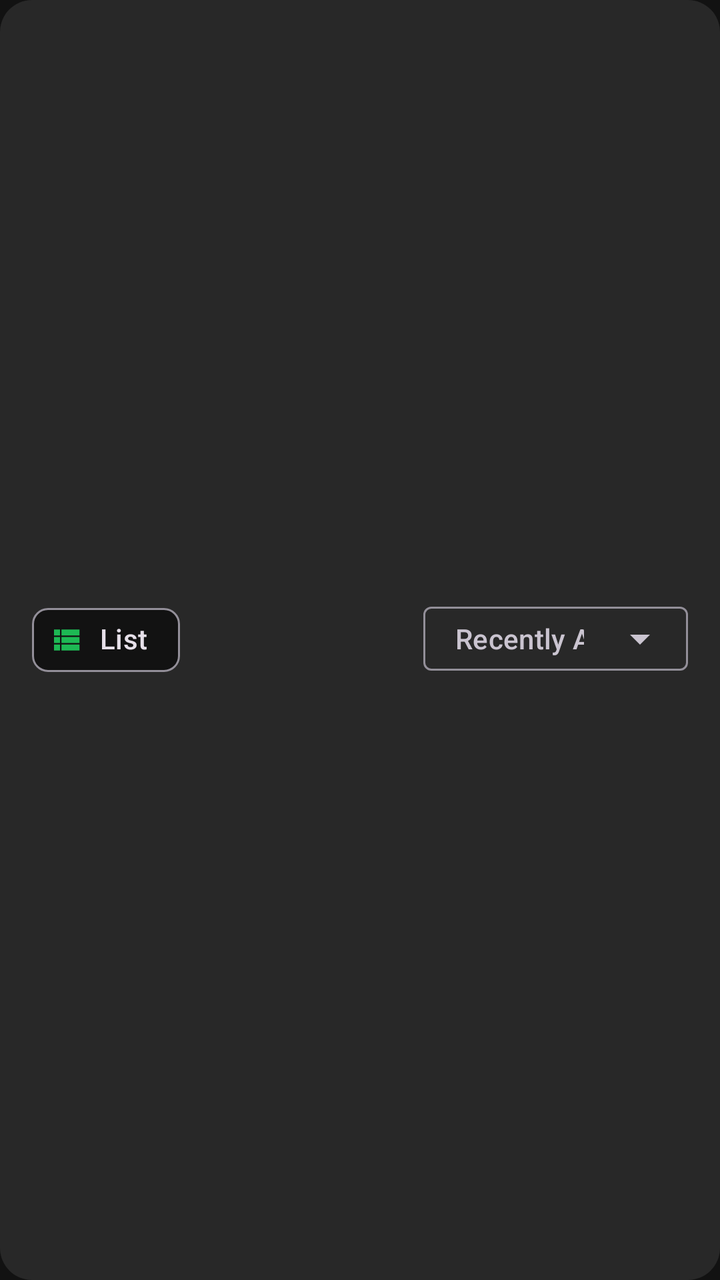
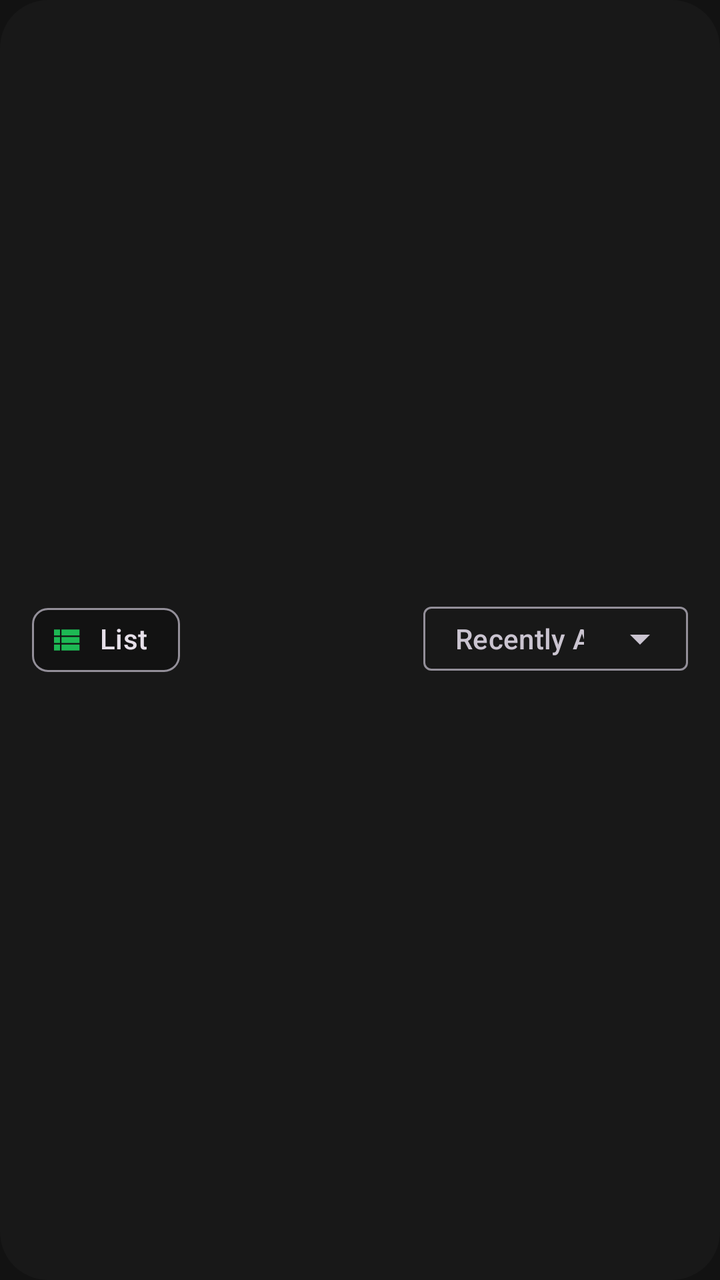

Compare the two renders of this Android layout. The source of the first and the diff that turns it into the second are given below.
<!-- AndroidManifest.xml: application theme UltrasonicTheme.Dark -->
<!-- res/layout/filter_button_bar.xml -->
<?xml version="1.0" encoding="utf-8"?>
<androidx.constraintlayout.widget.ConstraintLayout xmlns:a="http://schemas.android.com/apk/res/android"
    xmlns:app="http://schemas.android.com/apk/res-auto"
    xmlns:tools="http://schemas.android.com/tools"
    a:id="@+id/filter_layout"
    a:layout_width="match_parent"
    a:layout_height="wrap_content"
    a:background="@drawable/song_card_background"
    a:padding="8dp"
    a:layout_marginHorizontal="8dp"
    a:layout_marginBottom="8dp"
    app:layout_constraintBottom_toTopOf="@+id/sort_order_menu"
    app:layout_constraintTop_toTopOf="@+id/sort_order_menu"
    tools:layout_height="match_parent">

    <com.google.android.material.chip.Chip
        a:id="@+id/chip_view_toggle"
        a:layout_width="wrap_content"
        a:layout_height="wrap_content"
        a:layout_marginStart="8dp"
        a:text="@string/list_view"
        app:chipIcon="@drawable/ic_baseline_view_list"
        app:layout_constraintBottom_toBottomOf="parent"
        app:layout_constraintEnd_toStartOf="@+id/sort_order_menu"
        app:layout_constraintHorizontal_bias="0.0"
        app:layout_constraintHorizontal_chainStyle="spread_inside"
        app:layout_constraintStart_toStartOf="parent"
        app:layout_constraintTop_toTopOf="parent" />


    <com.google.android.material.textfield.TextInputLayout
        a:id="@+id/sort_order_menu"
        style="@style/Widget.ChipDropdown"
        a:layout_width="wrap_content"
        a:layout_height="48dp"
        a:layout_marginStart="8dp"
        a:layout_marginTop="4dp"
        a:layout_marginEnd="8dp"
        a:background="@null"
        a:baselineAligned="false"
        a:ellipsize="marquee"
        a:text="@string/main.albums_newest"
        a:textAppearance="@style/TextAppearance.Material3.LabelLarge"
        app:layout_constrainedWidth="true"
        app:layout_constraintBottom_toBottomOf="parent"
        app:layout_constraintEnd_toEndOf="parent"
        app:layout_constraintHorizontal_bias="1"
        app:layout_constraintHorizontal_chainStyle="spread_inside"
        app:layout_constraintStart_toEndOf="@+id/chip_view_toggle"
        app:layout_constraintTop_toTopOf="parent"
        >

        <androidx.appcompat.widget.AppCompatAutoCompleteTextView
            a:id="@+id/sort_order_menu_options"
            a:layout_width="wrap_content"
            a:layout_height="32dp"
            a:ellipsize="end"
            a:focusable="false"
            a:inputType="none"
            a:paddingStart="16dp"
            a:paddingTop="0dp"
            a:paddingEnd="16dp"
            a:paddingBottom="0dp"
            a:singleLine="true"
            a:text="@string/main.albums_newest"
            a:textAppearance="@style/TextAppearance.Material3.LabelLarge"
            a:textColor="?attr/colorOnSurfaceVariant"
            tools:ignore="LabelFor,TouchTargetSizeCheck,TouchTargetSizeCheck" />

    </com.google.android.material.textfield.TextInputLayout>


</androidx.constraintlayout.widget.ConstraintLayout>
<!-- resources referenced by this layout -->
<resources>
  <!-- drawable ic_baseline_view_list (drawable) -->
  <vector xmlns:android="http://schemas.android.com/apk/res/android"
      android:width="24dp"
      android:height="24dp"
      android:autoMirrored="true"
      android:tint="?attr/colorControlNormal"
      android:viewportWidth="24"
      android:viewportHeight="24">
      <path
          android:fillColor="@android:color/white"
          android:pathData="M4,14h4v-4L4,10v4zM4,19h4v-4L4,15v4zM4,9h4L8,5L4,5v4zM9,14h12v-4L9,10v4zM9,19h12v-4L9,15v4zM9,5v4h12L21,5L9,5z" />
  </vector>
  <!-- drawable song_card_background (drawable) -->
  <shape xmlns:android="http://schemas.android.com/apk/res/android"
      android:shape="rectangle">
      <solid android:color="@color/spotify_card" />
      <corners android:radius="16dp" />
  </shape>
  <string name="list_view">List</string>
  <string name="main.albums_newest">Recently Added</string>
  <style tools:ignore="PrivateResource" name="Widget.ChipDropdown" parent="Widget.Material3.TextInputLayout.OutlinedBox.Dense.ExposedDropdownMenu">
          <item name="shapeAppearance">?attr/shapeAppearanceSmallComponent</item>
          <item name="boxStrokeColor">@color/m3_textfield_stroke_color</item>
      </style>
  <style name="UltrasonicTheme.Dark" parent="UltrasonicTheme.Black">
      </style>
  <color name="spotify_card">#282828</color>
  <style name="UltrasonicTheme.Black" parent="Theme.Material3.Dark">
          <item name="colorPrimary">@color/spotify_green</item>
          <item name="colorPrimaryDark">@color/spotify_black</item>
          <item name="colorAccent">@color/spotify_green</item>
          <item name="android:colorBackground">@color/spotify_black</item>
          <item name="colorSurface">@color/spotify_black</item>
          <item name="colorSurfaceVariant">@color/spotify_card</item>
          <item name="colorControlNormal">@color/spotify_text_secondary</item>
          <item name="android:textColorPrimary">@color/spotify_text_primary</item>
          <item name="android:textColorSecondary">@color/spotify_text_secondary</item>
      </style>
  <color name="spotify_green">#1db954</color>
  <color name="spotify_black">#121212</color>
  <color name="spotify_text_secondary">#b3b3b3</color>
  <color name="spotify_text_primary">#ffffff</color>
</resources>

<!-- the commit's change to res/layout/filter_button_bar.xml (unified diff, before → after) -->
@@ -5,7 +5,7 @@
     a:id="@+id/filter_layout"
     a:layout_width="match_parent"
     a:layout_height="wrap_content"
-    a:background="@drawable/song_card_background"
+    a:background="@drawable/rounded_background_popup"
     a:padding="8dp"
     a:layout_marginHorizontal="8dp"
     a:layout_marginBottom="8dp"
<!-- resource entries referenced after the edit -->
@@ -12,11 +12,16 @@
           android:fillColor="@android:color/white"
           android:pathData="M4,14h4v-4L4,10v4zM4,19h4v-4L4,15v4zM4,9h4L8,5L4,5v4zM9,14h12v-4L9,10v4zM9,19h12v-4L9,15v4zM9,5v4h12L21,5L9,5z" />
   </vector>
-  <!-- drawable song_card_background (drawable) -->
+  <!-- drawable rounded_background_popup (drawable) -->
   <shape xmlns:android="http://schemas.android.com/apk/res/android"
       android:shape="rectangle">
-      <solid android:color="@color/spotify_card" />
-      <corners android:radius="16dp" />
+      <solid android:color="@color/spotify_light" />
+      <corners android:radius="24dp" />
+      <padding
+          android:left="12dp"
+          android:top="12dp"
+          android:right="12dp"
+          android:bottom="12dp" />
   </shape>
   <string name="list_view">List</string>
   <string name="main.albums_newest">Recently Added</string>
@@ -26,6 +31,7 @@
       </style>
   <style name="UltrasonicTheme.Dark" parent="UltrasonicTheme.Black">
       </style>
+  <color name="spotify_light">#181818</color>
   <color name="spotify_card">#282828</color>
   <style name="UltrasonicTheme.Black" parent="Theme.Material3.Dark">
           <item name="colorPrimary">@color/spotify_green</item>
